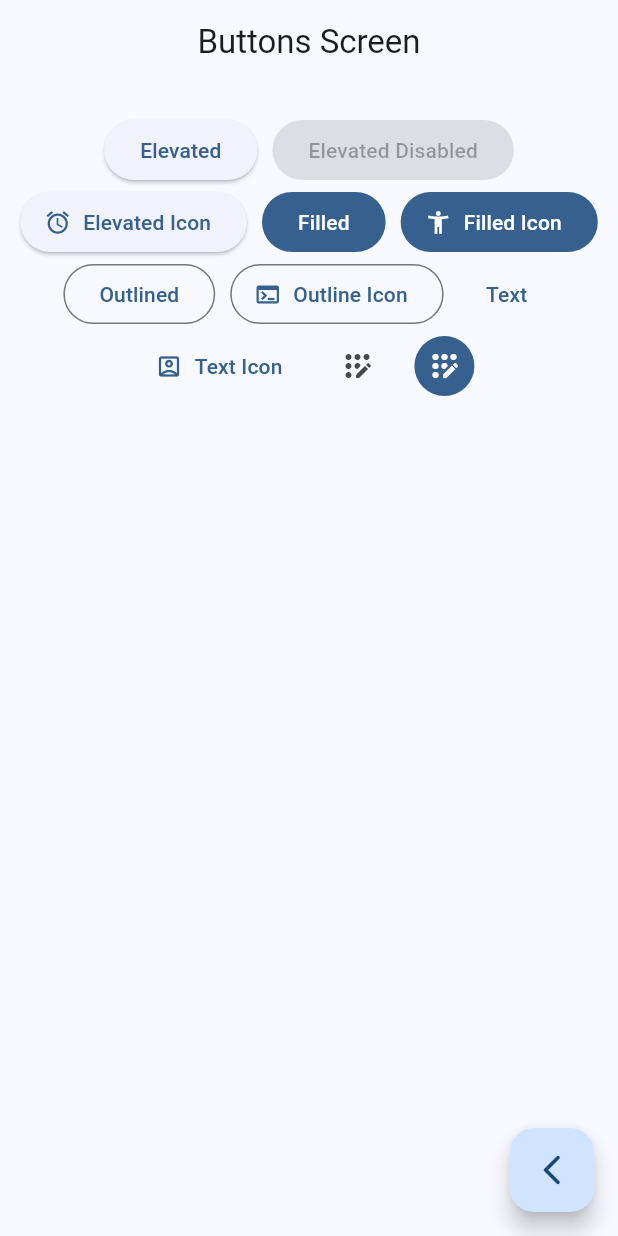
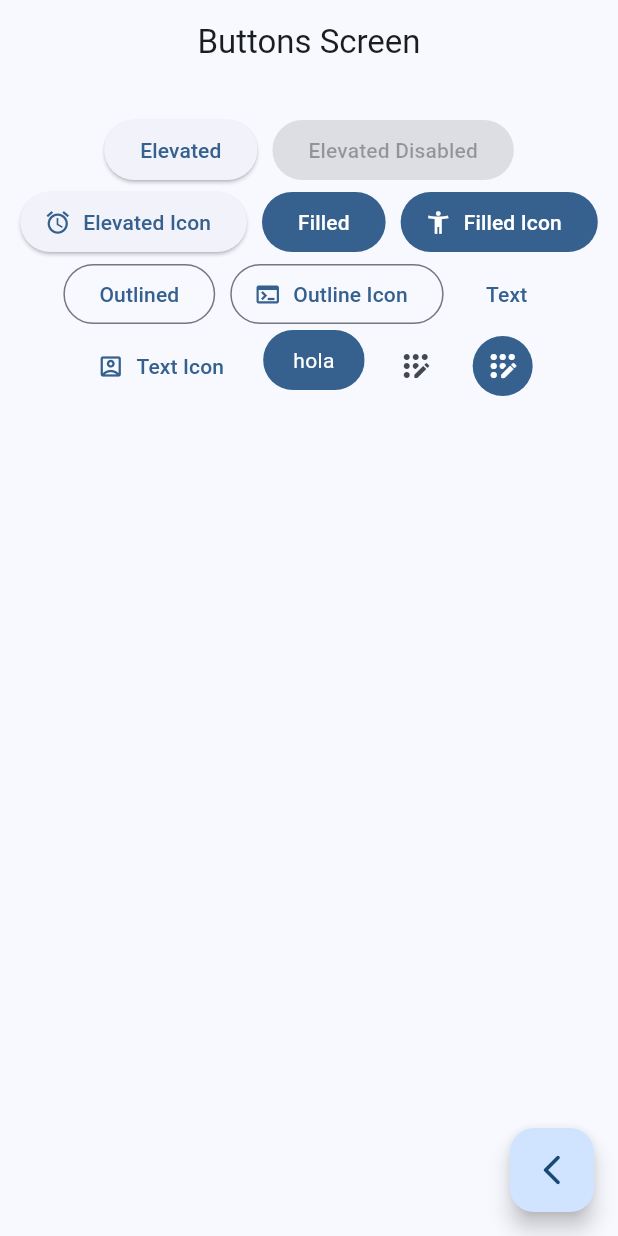
Before and after one commit to aortega46/widgets-app, a Flutter app: the ButtonsScreen screen opened by its route, on a phone screen of 412 x 824 dp. Run offline on Flutter 3.47's test engine with Material 2 defaults, Android fonts, the phone set to English and light mode, and no system bars; our stand-ins replace go_router.

Commit message:
custom button

```diff
--- a/lib/presentation/screens/buttons/buttons_screen.dart
+++ b/lib/presentation/screens/buttons/buttons_screen.dart
@@ -75,6 +75,7 @@ class _ButtonsView extends StatelessWidget {
               icon: const Icon(Icons.account_box_outlined),
               label: const Text('Text Icon'),
             ),
+            const CustomButton(),
             IconButton(
               onPressed: () {},
               icon: const Icon(Icons.app_registration_rounded),
@@ -93,3 +94,29 @@ class _ButtonsView extends StatelessWidget {
     );
   }
 }
+
+class CustomButton extends StatelessWidget {
+  const CustomButton({super.key});
+
+  @override
+  Widget build(BuildContext context) {
+    final colors = Theme.of(context).colorScheme;
+
+    return ClipRRect(
+      borderRadius: BorderRadius.circular(20),
+      child: Material(
+        color: colors.primary,
+        child: InkWell(
+          onTap: () {},
+          child: const Padding(
+            padding: EdgeInsets.symmetric(horizontal: 20, vertical: 10),
+            child: Text(
+              'hola',
+              style: TextStyle(color: Colors.white),
+            ),
+          ),
+        ),
+      ),
+    );
+  }
+}
```
